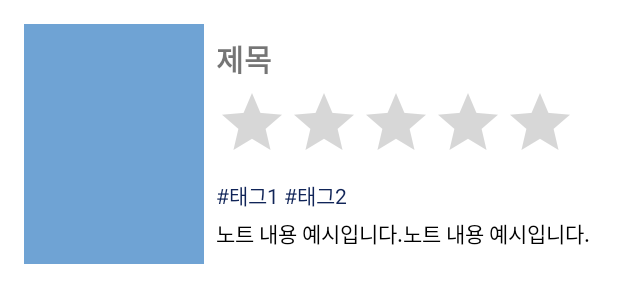
After one commit to jyoon75/Meonail, an Android app: the layout item_record.xml on its own in the app's theme, with its tools: preview values and no code run, on a phone screen of 412 x 824 dp. The commit adds this screen. Shown: the top 303 px of the screen. Run offline under Robolectric (Android 15) with nearby library versions, the phone set to English and light mode, and no system bars.

```diff
--- a/app/src/main/java/com/example/meonail/MainActivity.kt
+++ b/app/src/main/java/com/example/meonail/MainActivity.kt
@@ -44,7 +44,7 @@ class MainActivity : AppCompatActivity() {
 
         // 후기 작성 버튼 클릭 이벤트
         binding.btnRecordRegist.setOnClickListener {
-            if(checkPermission()){ // 사진 권한 참일 때
+            if(!checkPermission()){ // 사진 권한 참일 때
                 // RecordRegistActivity로 이동
                 val intent = Intent(this, RecordRegistActivity::class.java)
                 startActivity(intent)
@@ -75,10 +75,10 @@ class MainActivity : AppCompatActivity() {
                     arrayOf(readImagePermissioin),
                     REQUEST_READ_EXTERNAL_STORAGE)
             }
+            return false
         } else {
             // 권한이 부여되었다면 참 리턴
             return true
         }
-        return false
     }
 }
--- a/app/src/main/java/com/example/meonail/RecordRegistActivity.kt
+++ b/app/src/main/java/com/example/meonail/RecordRegistActivity.kt
@@ -187,6 +187,7 @@ class RecordRegistActivity : AppCompatActivity() {
             layoutParams = FrameLayout.LayoutParams(FrameLayout.LayoutParams.MATCH_PARENT, FrameLayout.LayoutParams.MATCH_PARENT)
             setImageURI(imageUri)
             scaleType = ImageView.ScaleType.CENTER_CROP
+            tag = imageUri.toString() // URI를 태그로 설정
         }
 
         // 삭제 버튼
@@ -265,10 +266,10 @@ class RecordRegistActivity : AppCompatActivity() {
             val frameLayout = container.getChildAt(i) as? FrameLayout
             val imageView = frameLayout?.getChildAt(0) as? ImageView
             imageView?.tag?.let { uri ->
-                imageUris.add(uri.toString())
+                imageUris.add(uri.toString()) // 태그에서 URI 추출
             }
         }
-        return imageUris.joinToString(",")
+        return imageUris.joinToString(",") // 쉼표로 구분된 URI 문자열 반환
     }
 
     private fun clearInputs() {
--- /dev/null
+++ b/app/src/main/res/layout/item_record.xml
@@ -0,0 +1,73 @@
+<?xml version="1.0" encoding="utf-8"?>
+<LinearLayout
+    xmlns:android="http://schemas.android.com/apk/res/android"
+    android:layout_width="match_parent"
+    android:layout_height="wrap_content"
+    android:orientation="horizontal"
+    android:padding="16dp"
+    android:background="?android:attr/selectableItemBackground"
+    android:layout_marginBottom="8dp">
+
+    <!-- 썸네일 -->
+    <ImageView
+        android:id="@+id/imageViewThumbnail"
+        android:layout_width="120dp"
+        android:layout_height="160dp"
+        android:scaleType="centerCrop"
+        android:background="@color/primary_ver1"
+        android:contentDescription="썸네일 이미지" />
+
+    <!-- 텍스트와 별점 영역 -->
+    <LinearLayout
+        android:layout_width="0dp"
+        android:layout_height="match_parent"
+        android:layout_weight="1"
+        android:orientation="vertical"
+        android:paddingStart="8dp"
+        android:paddingTop="8dp">
+
+        <!-- 제목 -->
+        <TextView
+            android:id="@+id/textViewTitle"
+            android:layout_width="match_parent"
+            android:layout_height="wrap_content"
+            android:text="제목"
+            android:textSize="20sp"
+            android:textStyle="bold"
+            android:ellipsize="end"
+            android:maxLines="1"
+            android:layout_marginBottom="4dp" />
+
+        <!-- 별점 -->
+        <RatingBar
+            android:id="@+id/ratingBar"
+            android:layout_width="wrap_content"
+            android:layout_height="wrap_content"
+            android:numStars="5"
+            android:stepSize="0.5"
+            android:layout_marginBottom="4dp" />
+
+        <!-- 태그 -->
+        <TextView
+            android:id="@+id/textViewTags"
+            android:layout_width="match_parent"
+            android:layout_height="wrap_content"
+            android:text="#태그1 #태그2"
+            android:textSize="14sp"
+            android:ellipsize="end"
+            android:maxLines="1"
+            android:textColor="@color/primary_ver2"
+            android:layout_marginBottom="4dp" />
+
+        <!-- 내용 -->
+        <TextView
+            android:id="@+id/textViewNote"
+            android:layout_width="match_parent"
+            android:layout_height="wrap_content"
+            android:ellipsize="end"
+            android:maxLines="1"
+            android:text="노트 내용 예시입니다.노트 내용 예시입니다."
+            android:textColor="@color/black"
+            android:textSize="14sp" />
+    </LinearLayout>
+</LinearLayout>
```
Also changed, not shown: app/src/main/java/RecordDatabaseHelper.kt (+30 -0 lines), app/src/main/java/com/example/meonail/adapter/RecordAdapter.kt (added, +68 -0 lines), app/src/main/java/com/example/meonail/ui/home/HomeFragment.kt (+25 -15 lines), app/src/main/java/com/example/meonail/ui/home/HomeViewModel.kt (+5 -5 lines), app/src/main/res/layout/fragment_home.xml (+7 -12 lines).
